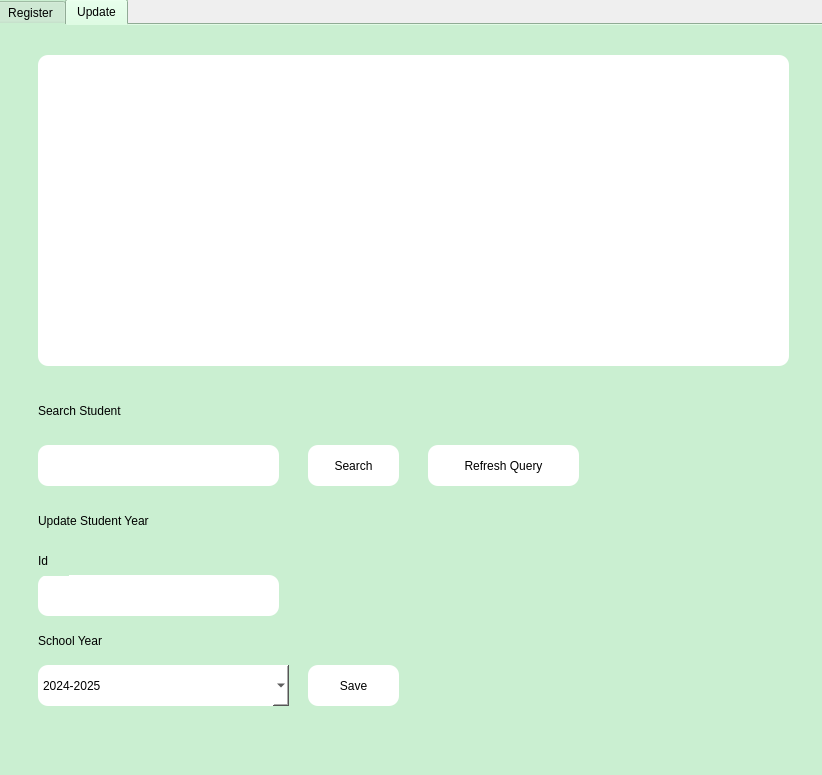
Old version of the form main.ui in the repository francisganapin/Studen_Register_pyMongo.
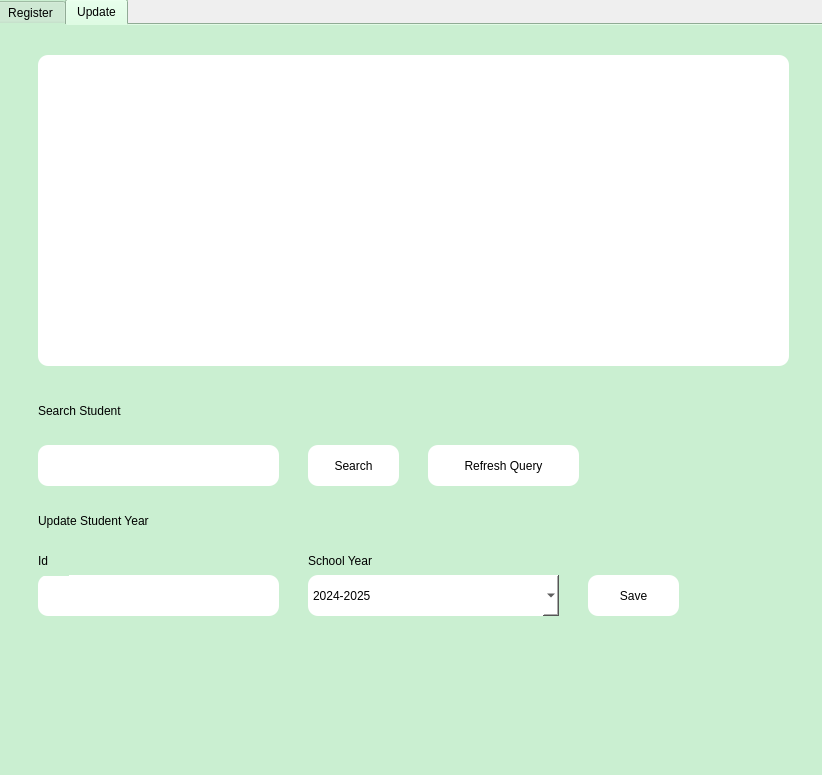
New version of the form. The open tabs and pages were chosen to show the change.

The edit to the form file:
```diff
--- a/main.ui
+++ b/main.ui
@@ -614,8 +614,8 @@
     <widget class="QLabel" name="label_16">
      <property name="geometry">
       <rect>
-       <x>40</x>
-       <y>600</y>
+       <x>310</x>
+       <y>520</y>
        <width>111</width>
        <height>31</height>
       </rect>
@@ -630,8 +630,8 @@
     <widget class="QComboBox" name="school_year_update_input">
      <property name="geometry">
       <rect>
-       <x>40</x>
-       <y>640</y>
+       <x>310</x>
+       <y>550</y>
        <width>251</width>
        <height>41</height>
       </rect>
@@ -665,8 +665,8 @@
     <widget class="QPushButton" name="save_update_bt">
      <property name="geometry">
       <rect>
-       <x>310</x>
-       <y>640</y>
+       <x>590</x>
+       <y>550</y>
        <width>91</width>
        <height>41</height>
       </rect>
```
